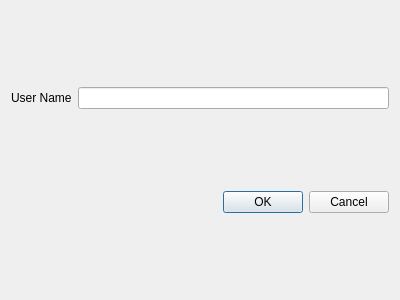
Above: client/qt_client/user_name_dialog.ui from so-groenen/aysnc_secure_chat_application before the change. Below: the same form after it.
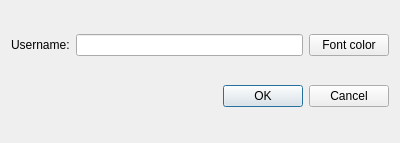
That is the form after the change.

Commit message: added color handling + custom TextEdit Widget for key event handling

```diff
--- a/client/qt_client/user_name_dialog.ui
+++ b/client/qt_client/user_name_dialog.ui
@@ -7,32 +7,39 @@
     <x>0</x>
     <y>0</y>
     <width>400</width>
-    <height>300</height>
+    <height>143</height>
    </rect>
   </property>
   <property name="windowTitle">
    <string>Dialog</string>
   </property>
   <layout class="QGridLayout" name="gridLayout">
-   <item row="0" column="0">
+   <item row="1" column="0">
     <layout class="QVBoxLayout" name="verticalLayout">
      <item>
       <layout class="QHBoxLayout" name="horizontalLayout">
        <item>
         <widget class="QLabel" name="label">
          <property name="text">
-          <string>User Name</string>
+          <string>Username:</string>
          </property>
         </widget>
        </item>
        <item>
         <widget class="QLineEdit" name="userEdit"/>
        </item>
+       <item>
+        <widget class="QPushButton" name="pushButton">
+         <property name="text">
+          <string>Font color</string>
+         </property>
+        </widget>
+       </item>
       </layout>
      </item>
     </layout>
    </item>
-   <item row="1" column="0">
+   <item row="3" column="0">
     <widget class="QDialogButtonBox" name="buttonBox">
      <property name="orientation">
       <enum>Qt::Orientation::Horizontal</enum>
```
Left out of the diff: 2 changed lines with no effect on the pictures. The commit also changes 21 other files.
